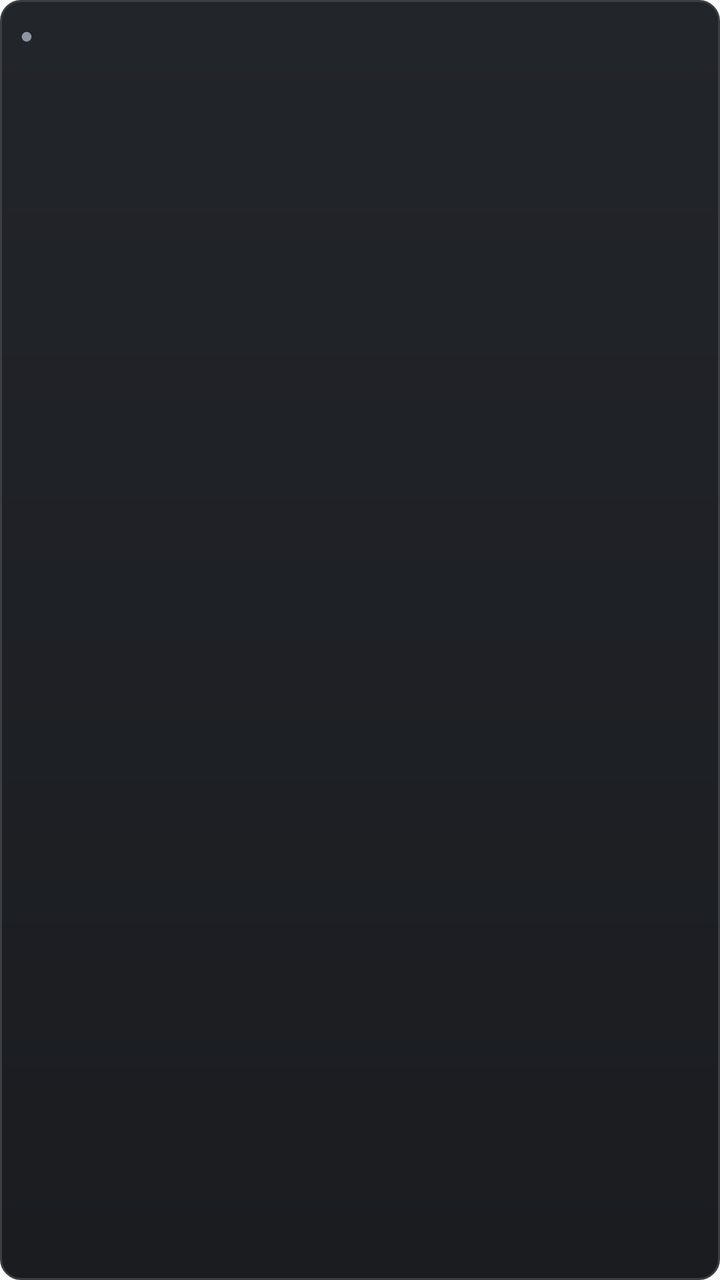
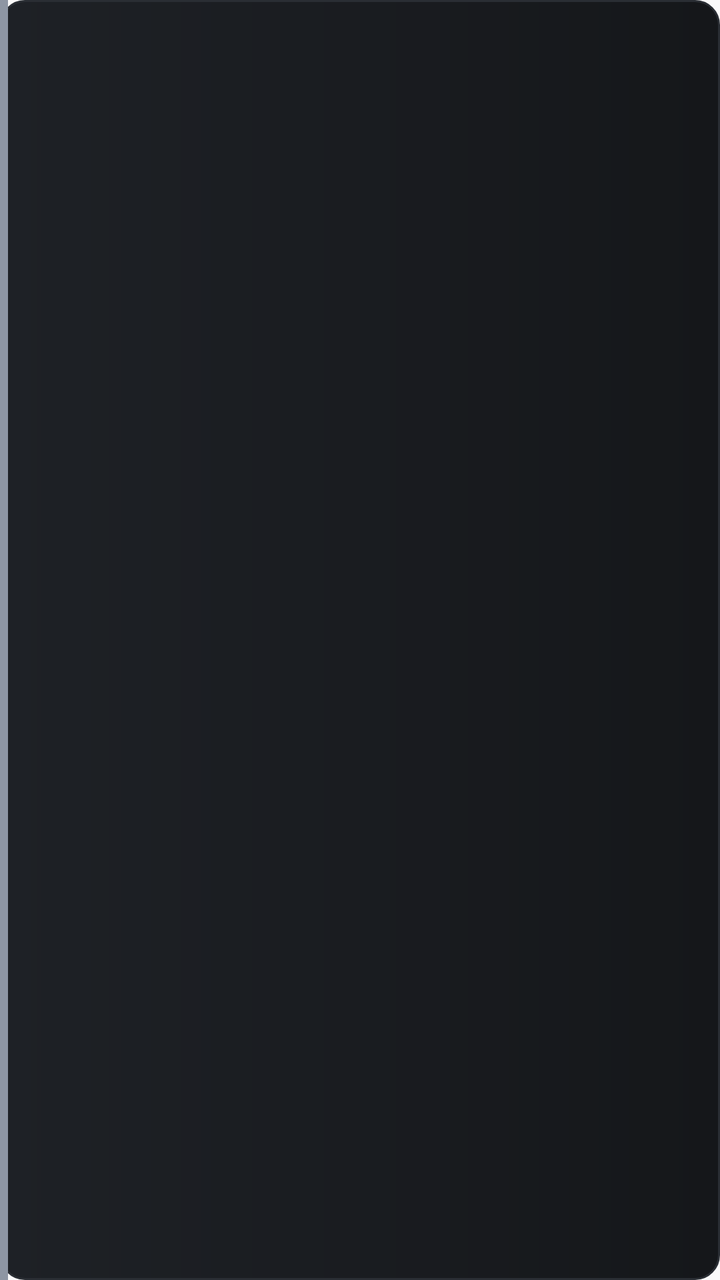

The first picture is an Android layout as it rendered before a commit; the second is the same layout after the commit. The layout source and the unified diff follow.
<!-- AndroidManifest.xml: application theme AppTheme -->
<!-- res/layout/widget_row.xml -->
<?xml version="1.0" encoding="utf-8"?>
<LinearLayout xmlns:android="http://schemas.android.com/apk/res/android"
    android:id="@+id/r_root"
    android:layout_width="match_parent"
    android:layout_height="wrap_content"
    android:orientation="vertical"
    android:layout_marginBottom="6dp"
    android:paddingLeft="10dp"
    android:paddingRight="10dp"
    android:paddingTop="8dp"
    android:paddingBottom="8dp"
    android:background="@drawable/widget_row_bg">
    <LinearLayout
        android:layout_width="match_parent"
        android:layout_height="wrap_content"
        android:orientation="horizontal"
        android:gravity="center_vertical">
        <TextView
            android:id="@+id/r_dot"
            android:layout_width="wrap_content"
            android:layout_height="wrap_content"
            android:text="●"
            android:textSize="11sp"
            android:layout_marginRight="7dp"
            android:textColor="#FF8E96A3"/>
        <TextView
            android:id="@+id/r_title"
            android:layout_width="0dp"
            android:layout_height="wrap_content"
            android:layout_weight="1"
            android:maxLines="2"
            android:ellipsize="end"
            android:textColor="#FFE9E6E1"
            android:textStyle="bold"
            android:textSize="14sp"/>
        <TextView
            android:id="@+id/r_badge"
            android:layout_width="wrap_content"
            android:layout_height="wrap_content"
            android:layout_marginLeft="8dp"
            android:maxWidth="150dp"
            android:maxLines="2"
            android:gravity="center"
            android:textStyle="bold"
            android:textSize="11sp"
            android:textColor="#FF9AA0A8"/>
    </LinearLayout>
    <TextView
        android:id="@+id/r_sub"
        android:layout_width="match_parent"
        android:layout_height="wrap_content"
        android:layout_marginTop="3dp"
        android:layout_marginLeft="17dp"
        android:maxLines="4"
        android:ellipsize="end"
        android:lineSpacingExtra="2dp"
        android:textColor="#FF9AA0A8"
        android:textSize="12sp"/>
    <ProgressBar
        android:id="@+id/r_prog"
        style="?android:attr/progressBarStyleHorizontal"
        android:layout_width="match_parent"
        android:layout_height="5dp"
        android:layout_marginTop="7dp"
        android:layout_marginLeft="17dp"
        android:max="100"
        android:progressDrawable="@drawable/widget_progress"
        android:visibility="gone"/>
</LinearLayout>
<!-- resources referenced by this layout -->
<resources>
  <!-- drawable widget_progress (drawable) -->
  <?xml version="1.0" encoding="utf-8"?>
  <layer-list xmlns:android="http://schemas.android.com/apk/res/android">
      <item android:id="@android:id/background"><shape android:shape="rectangle"><solid android:color="#14FFFFFF"/><corners android:radius="3dp"/></shape></item>
      <item android:id="@android:id/progress"><clip><shape android:shape="rectangle"><solid android:color="#FF3AD06B"/><corners android:radius="3dp"/></shape></clip></item>
  </layer-list>
  <!-- drawable widget_row_bg (drawable) -->
  <?xml version="1.0" encoding="utf-8"?>
  <shape xmlns:android="http://schemas.android.com/apk/res/android" android:shape="rectangle">
      <gradient android:angle="270" android:startColor="#FF22252A" android:endColor="#FF1A1C20"/>
      <stroke android:width="1dp" android:color="#FF3A3E45"/>
      <corners android:radius="10dp"/>
  </shape>
  <style name="AppTheme" parent="Theme.AppCompat.Light.DarkActionBar">
          
          <item name="colorPrimary">@color/colorPrimary</item>
          <item name="colorPrimaryDark">@color/colorPrimaryDark</item>
          <item name="colorAccent">@color/colorAccent</item>
      </style>
</resources>

<!-- the commit's change to res/layout/widget_row.xml (unified diff, before → after) -->
@@ -3,67 +3,79 @@
     android:id="@+id/r_root"
     android:layout_width="match_parent"
     android:layout_height="wrap_content"
-    android:orientation="vertical"
+    android:orientation="horizontal"
     android:layout_marginBottom="6dp"
-    android:paddingLeft="10dp"
-    android:paddingRight="10dp"
-    android:paddingTop="8dp"
-    android:paddingBottom="8dp"
     android:background="@drawable/widget_row_bg">
+    <ImageView
+        android:id="@+id/r_bar"
+        android:contentDescription="@null"
+        android:layout_width="4dp"
+        android:layout_height="match_parent"
+        android:background="#FF8E96A3"/>
     <LinearLayout
-        android:layout_width="match_parent"
+        android:layout_width="0dp"
         android:layout_height="wrap_content"
-        android:orientation="horizontal"
-        android:gravity="center_vertical">
+        android:layout_weight="1"
+        android:orientation="vertical"
+        android:paddingLeft="10dp"
+        android:paddingRight="10dp"
+        android:paddingTop="9dp"
+        android:paddingBottom="9dp">
+        <LinearLayout
+            android:layout_width="match_parent"
+            android:layout_height="wrap_content"
+            android:orientation="horizontal"
+            android:gravity="center_vertical">
+            <TextView
+                android:id="@+id/r_dot"
+                android:layout_width="wrap_content"
+                android:layout_height="wrap_content"
+                android:visibility="gone"
+                android:text="●"
+                android:textSize="1sp"/>
+            <TextView
+                android:id="@+id/r_title"
+                android:layout_width="0dp"
+                android:layout_height="wrap_content"
+                android:layout_weight="1"
+                android:maxLines="2"
+                android:ellipsize="end"
+                android:fontFamily="sans-serif-medium"
+                android:textColor="#FFF2EFEA"
+                android:textSize="14sp"/>
+            <TextView
+                android:id="@+id/r_badge"
+                android:layout_width="wrap_content"
+                android:layout_height="wrap_content"
+                android:layout_marginLeft="8dp"
+                android:maxWidth="150dp"
+                android:maxLines="2"
+                android:gravity="center"
+                android:fontFamily="sans-serif-condensed"
+                android:textStyle="bold"
+                android:letterSpacing="0.06"
+                android:textAllCaps="true"
+                android:textSize="10.5sp"
+                android:textColor="#FF9AA0A8"/>
+        </LinearLayout>
         <TextView
-            android:id="@+id/r_dot"
-            android:layout_width="wrap_content"
+            android:id="@+id/r_sub"
+            android:layout_width="match_parent"
             android:layout_height="wrap_content"
-            android:text="●"
-            android:textSize="11sp"
-            android:layout_marginRight="7dp"
-            android:textColor="#FF8E96A3"/>
-        <TextView
-            android:id="@+id/r_title"
-            android:layout_width="0dp"
-            android:layout_height="wrap_content"
-            android:layout_weight="1"
-            android:maxLines="2"
+            android:layout_marginTop="3dp"
+            android:maxLines="4"
             android:ellipsize="end"
-            android:textColor="#FFE9E6E1"
-            android:textStyle="bold"
-            android:textSize="14sp"/>
-        <TextView
-            android:id="@+id/r_badge"
-            android:layout_width="wrap_content"
-            android:layout_height="wrap_content"
-            android:layout_marginLeft="8dp"
-            android:maxWidth="150dp"
-            android:maxLines="2"
-            android:gravity="center"
-            android:textStyle="bold"
-            android:textSize="11sp"
-            android:textColor="#FF9AA0A8"/>
+            android:lineSpacingExtra="2dp"
+            android:textColor="#FF9AA0A8"
+            android:textSize="12sp"/>
+        <ProgressBar
+            android:id="@+id/r_prog"
+            style="?android:attr/progressBarStyleHorizontal"
+            android:layout_width="match_parent"
+            android:layout_height="5dp"
+            android:layout_marginTop="7dp"
+            android:max="100"
+            android:progressDrawable="@drawable/widget_progress"
+            android:visibility="gone"/>
     </LinearLayout>
-    <TextView
-        android:id="@+id/r_sub"
-        android:layout_width="match_parent"
-        android:layout_height="wrap_content"
-        android:layout_marginTop="3dp"
-        android:layout_marginLeft="17dp"
-        android:maxLines="4"
-        android:ellipsize="end"
-        android:lineSpacingExtra="2dp"
-        android:textColor="#FF9AA0A8"
-        android:textSize="12sp"/>
-    <ProgressBar
-        android:id="@+id/r_prog"
-        style="?android:attr/progressBarStyleHorizontal"
-        android:layout_width="match_parent"
-        android:layout_height="5dp"
-        android:layout_marginTop="7dp"
-        android:layout_marginLeft="17dp"
-        android:max="100"
-        android:progressDrawable="@drawable/widget_progress"
-        android:visibility="gone"/>
 </LinearLayout>
<!-- resource entries referenced after the edit -->
@@ -9,9 +9,9 @@
   <!-- drawable widget_row_bg (drawable) -->
   <?xml version="1.0" encoding="utf-8"?>
   <shape xmlns:android="http://schemas.android.com/apk/res/android" android:shape="rectangle">
-      <gradient android:angle="270" android:startColor="#FF22252A" android:endColor="#FF1A1C20"/>
-      <stroke android:width="1dp" android:color="#FF3A3E45"/>
-      <corners android:radius="10dp"/>
+      <gradient android:angle="0" android:startColor="#FF1E2126" android:endColor="#FF15171A"/>
+      <stroke android:width="1dp" android:color="#FF2A2E34"/>
+      <corners android:radius="12dp"/>
   </shape>
   <style name="AppTheme" parent="Theme.AppCompat.Light.DarkActionBar">
           
